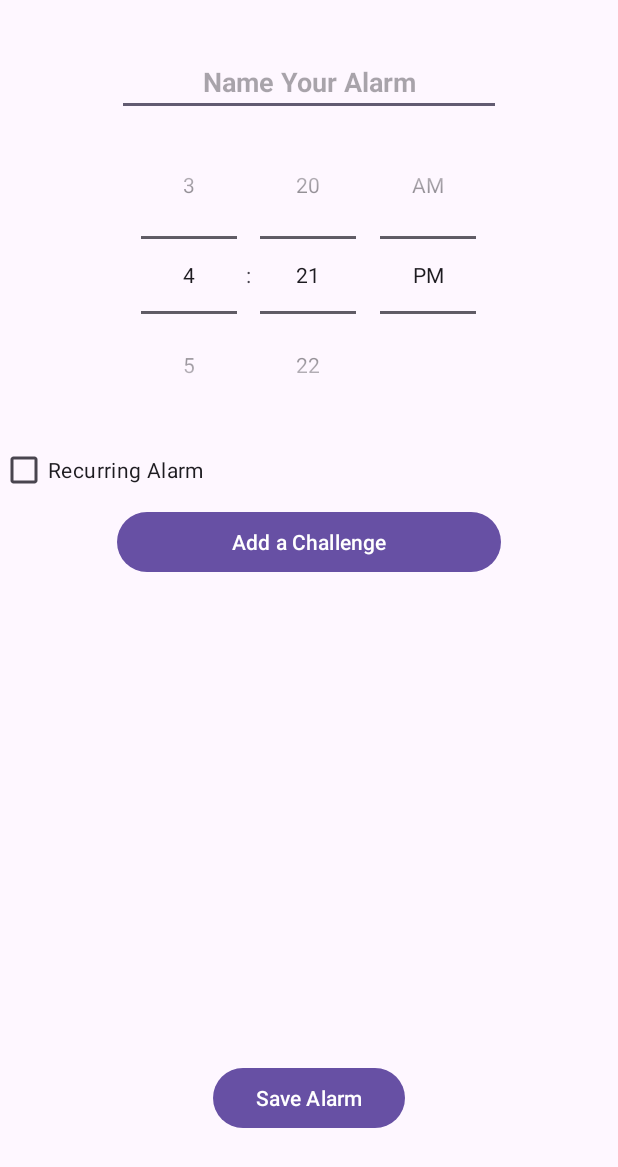
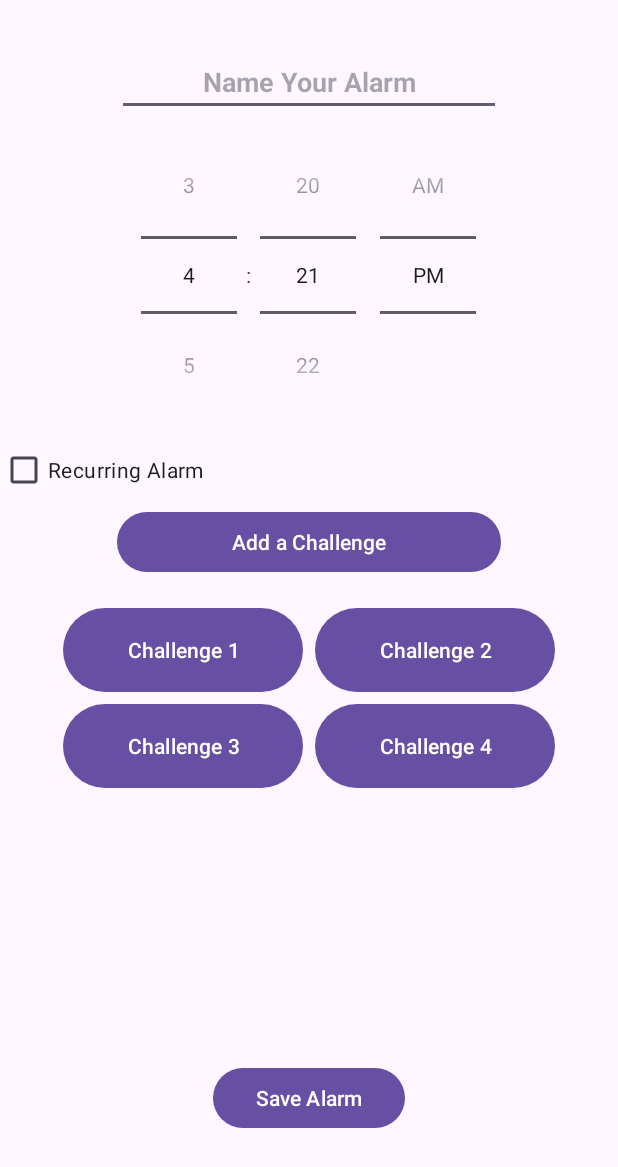
Before and after one commit to dmeng8/cs407-group-project, an Android app: the AddAlarmActivity screen opened directly, with no data from a screen before it, on a phone screen of 412 x 824 dp. Shown: the top 1167 px of the screen. Run offline under Robolectric (Android 15) with nearby library versions, the phone set to English and light mode, and no system bars.

Commit message:
updated activity_add_alarm.xml and activity_alarm_ring.xml

```diff
--- a/app/src/main/res/layout/activity_add_alarm.xml
+++ b/app/src/main/res/layout/activity_add_alarm.xml
@@ -104,6 +104,16 @@
             android:layout_gravity="center"
             android:text="Add a Challenge" />
 
+        <androidx.fragment.app.FragmentContainerView
+            android:id="@+id/fragmentContainerView"
+            android:name="com.cs407.cs407groupproject.AddChallengeFragment"
+            android:layout_width="match_parent"
+            android:layout_height="128dp"
+            app:layout_constraintStart_toStartOf="parent"
+            app:layout_constraintEnd_toEndOf="parent"
+            app:layout_constraintTop_toBottomOf="@id/addChallenge"
+            android:layout_marginTop="16dp" />
+
     </LinearLayout>
 
     <Button
```
Also changed, not shown: app/src/main/res/layout/activity_alarm_ring.xml (+10 -0 lines).
